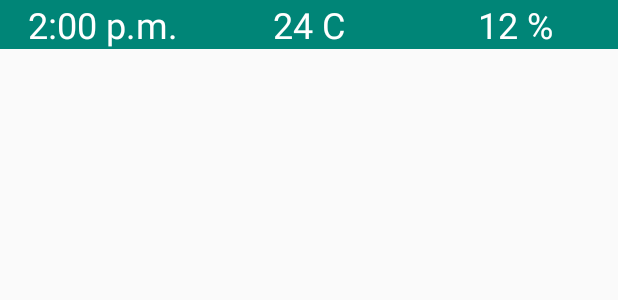
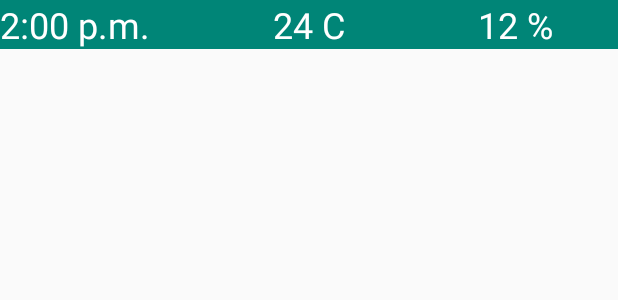
Before and after one commit to miguelezama/Dayan-Ariel-Campos-Ramos, an Android app: the layout hourly_item.xml on its own in the app's theme, with its tools: preview values and no code run, on a phone screen of 412 x 824 dp. Shown: the top 300 px of the screen. Run offline under Robolectric (Android 15) with nearby library versions, the phone set to English and light mode, and no system bars; network calls fail.

Commit message:
version 3.8

```diff
--- a/app/src/main/res/layout/activity_hourly_weather.xml
+++ b/app/src/main/res/layout/activity_hourly_weather.xml
@@ -30,5 +30,5 @@
             app:layout_constraintStart_toStartOf="parent"
             app:layout_constraintBottom_toBottomOf="parent" android:layout_marginTop="8dp"
             app:layout_constraintTop_toBottomOf="@+id/textView2" android:layout_marginEnd="8dp"
-            android:layout_marginStart="8dp" android:layout_marginBottom="8dp"/>
+            android:layout_marginStart="8dp" android:layout_marginBottom="8dp" android:id="@+id/hourlyRecyclerView"/>
 </android.support.constraint.ConstraintLayout>
--- a/app/src/main/res/layout/hourly_item.xml
+++ b/app/src/main/res/layout/hourly_item.xml
@@ -13,7 +13,7 @@
             android:layout_weight="1"
             tools:text="2:00 p.m."
             android:textSize="24sp"
-            android:textAlignment="center"/>
+            android:textAlignment="viewStart"/>
     <TextView
             android:layout_width="match_parent"
             android:layout_height="wrap_content"
--- a/app/src/main/res/values/strings.xml
+++ b/app/src/main/res/values/strings.xml
@@ -15,7 +15,6 @@
     <string name="retry">RETRY?R</string>
     <string name="daily_weather">Daily Weather</string>
     <string name="summary_of_the_week">Summary of the week</string>
-    <string name="no_data" tools:ignore="DuplicateDefinition">No Data</string>
     <string name="hourly_weather">Hourly Weather</string>
     <string name="sumary_of_the_date">Sumary Of the Date</string>
 
```
Also changed, not shown: app/src/main/java/com/example/weather/UI/HourlyWeatherActivity.kt (+16 -0 lines).
